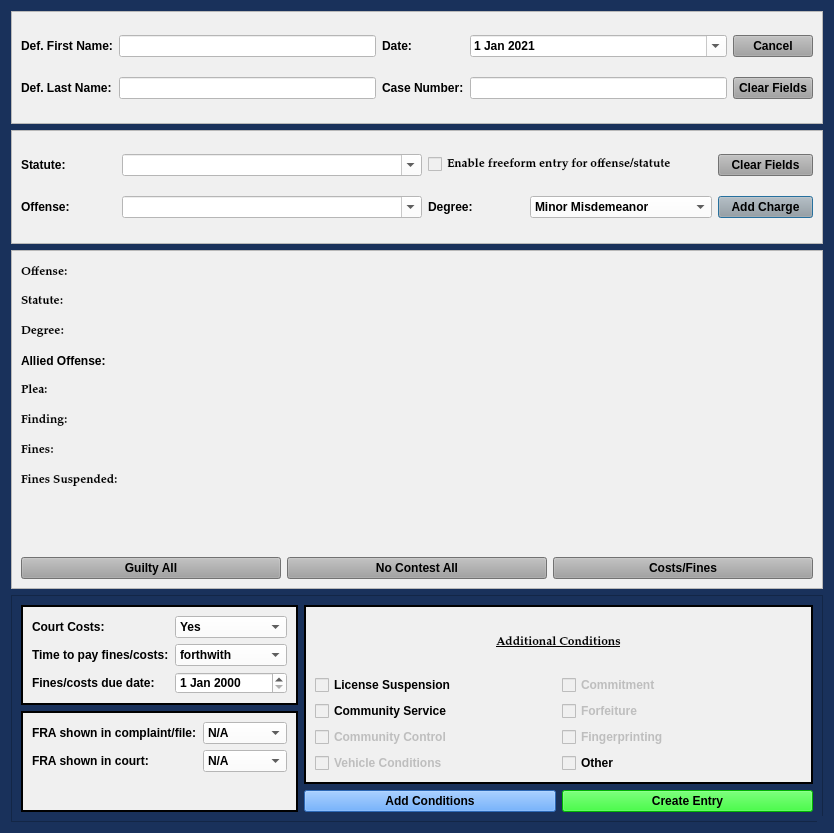
The window that resources/ui/NoJailPleaDialog.ui (HunterProgram22/MuniEntry) describes before a commit, drawn with Qt 5.
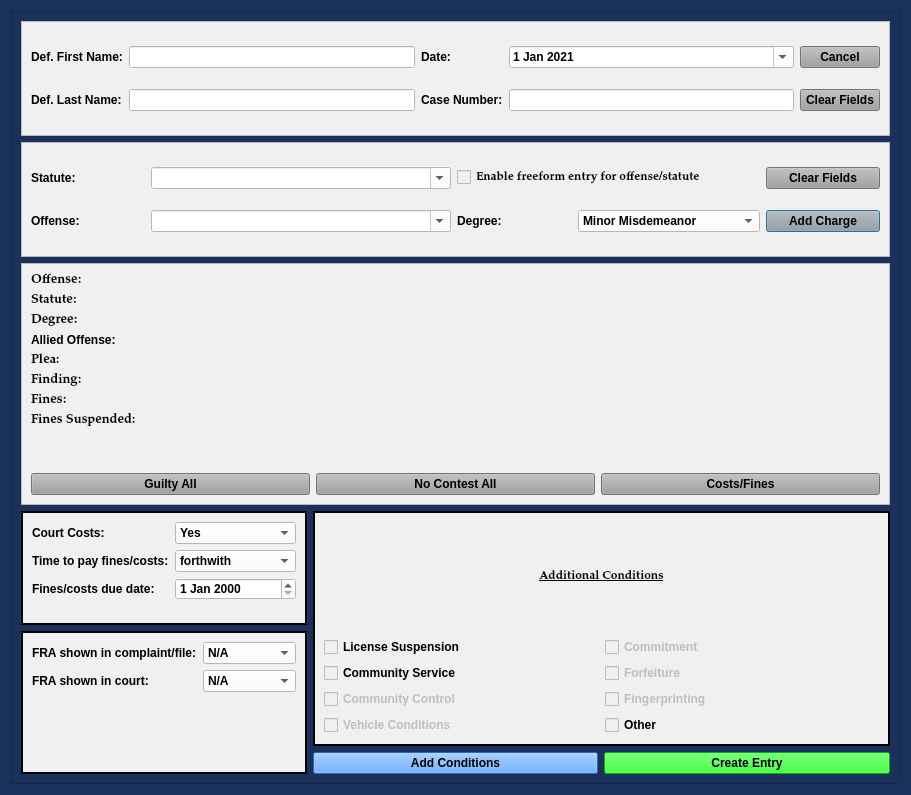
The same window after the commit.

Commit message: Updated UIs for scroll and arraignment load to set value if no FRA.

```diff
--- a/resources/ui/NoJailPleaDialog.ui
+++ b/resources/ui/NoJailPleaDialog.ui
@@ -9,8 +9,8 @@
    <rect>
     <x>0</x>
     <y>0</y>
-    <width>834</width>
-    <height>833</height>
+    <width>911</width>
+    <height>795</height>
    </rect>
   </property>
   <property name="sizePolicy">
@@ -125,7 +125,7 @@
   <property name="font">
    <font>
     <family>Palatino Linotype</family>
-    <pointsize>9</pointsize>
+    <pointsize>10</pointsize>
     <weight>75</weight>
     <italic>false</italic>
     <bold>true</bold>
@@ -148,8 +148,23 @@
   <property name="modal">
    <bool>true</bool>
   </property>
-  <layout class="QVBoxLayout" name="verticalLayout" stretch="1,1,3,2">
+  <layout class="QVBoxLayout" name="verticalLayout" stretch="0">
    <item>
+    <widget class="QScrollArea" name="scrollArea">
+     <property name="widgetResizable">
+      <bool>true</bool>
+     </property>
+     <widget class="QWidget" name="scrollAreaWidgetContents_2">
+      <property name="geometry">
+       <rect>
+        <x>0</x>
+        <y>0</y>
+        <width>891</width>
+        <height>775</height>
+       </rect>
+      </property>
+      <layout class="QGridLayout" name="gridLayout_4">
+       <item row="0" column="0" colspan="3">
     <widget class="QFrame" name="frame_2">
      <property name="sizePolicy">
       <sizepolicy hsizetype="Preferred" vsizetype="Preferred">
@@ -287,7 +302,7 @@
      </layout>
     </widget>
    </item>
-   <item>
+       <item row="1" column="0" colspan="3">
     <widget class="QFrame" name="frame_3">
      <property name="sizePolicy">
       <sizepolicy hsizetype="Preferred" vsizetype="Preferred">
@@ -455,7 +470,7 @@
      </layout>
     </widget>
    </item>
-   <item>
+       <item row="2" column="0" colspan="3">
     <widget class="QFrame" name="frame">
      <property name="sizePolicy">
       <sizepolicy hsizetype="Preferred" vsizetype="Preferred">
@@ -482,7 +497,7 @@
             <property name="font">
              <font>
               <family>Palatino Linotype</family>
-              <pointsize>9</pointsize>
+                  <pointsize>10</pointsize>
               <weight>75</weight>
               <italic>false</italic>
               <bold>true</bold>
@@ -498,7 +513,7 @@
             <property name="font">
              <font>
               <family>Palatino Linotype</family>
-              <pointsize>9</pointsize>
+                  <pointsize>10</pointsize>
               <weight>75</weight>
               <italic>false</italic>
               <bold>true</bold>
@@ -514,7 +529,7 @@
             <property name="font">
              <font>
               <family>Palatino Linotype</family>
-              <pointsize>9</pointsize>
+                  <pointsize>10</pointsize>
               <weight>75</weight>
               <italic>false</italic>
               <bold>true</bold>
@@ -537,7 +552,7 @@
             <property name="font">
              <font>
               <family>Palatino Linotype</family>
-              <pointsize>9</pointsize>
+                  <pointsize>10</pointsize>
               <weight>75</weight>
               <italic>false</italic>
               <bold>true</bold>
@@ -553,7 +568,7 @@
             <property name="font">
              <font>
               <family>Palatino Linotype</family>
-              <pointsize>9</pointsize>
+                  <pointsize>10</pointsize>
               <weight>75</weight>
               <italic>false</italic>
               <bold>true</bold>
@@ -569,7 +584,7 @@
             <property name="font">
              <font>
               <family>Palatino Linotype</family>
-              <pointsize>9</pointsize>
+                  <pointsize>10</pointsize>
               <weight>75</weight>
               <italic>false</italic>
               <bold>true</bold>
@@ -588,7 +603,7 @@
             <property name="font">
              <font>
               <family>Palatino Linotype</family>
-              <pointsize>9</pointsize>
+                  <pointsize>10</pointsize>
               <weight>75</weight>
               <italic>false</italic>
               <bold>true</bold>
@@ -680,19 +695,7 @@
      </layout>
     </widget>
    </item>
-   <item>
-    <widget class="QFrame" name="frame_4">
-     <property name="styleSheet">
-      <string notr="true">background-color: rgb(25, 49, 91);</string>
-     </property>
-     <property name="frameShape">
-      <enum>QFrame::StyledPanel</enum>
-     </property>
-     <property name="frameShadow">
-      <enum>QFrame::Raised</enum>
-     </property>
-     <layout class="QGridLayout" name="gridLayout_4">
-      <item row="0" column="0">
+       <item row="3" column="0">
        <widget class="QFrame" name="frame_5">
         <property name="sizePolicy">
          <sizepolicy hsizetype="Preferred" vsizetype="Preferred">
@@ -788,7 +791,7 @@
         </layout>
        </widget>
       </item>
-      <item row="0" column="1" rowspan="2" colspan="2">
+       <item row="3" column="1" rowspan="2" colspan="2">
        <widget class="QFrame" name="frame_6">
         <property name="sizePolicy">
          <sizepolicy hsizetype="Preferred" vsizetype="Preferred">
@@ -810,7 +813,7 @@
         <property name="lineWidth">
          <number>2</number>
         </property>
-        <layout class="QGridLayout" name="gridLayout_6">
+         <layout class="QGridLayout" name="gridLayout_6" rowstretch="1,3">
          <item row="0" column="0">
           <widget class="QLabel" name="label_24">
            <property name="font">
@@ -933,7 +936,7 @@
         </layout>
        </widget>
       </item>
-      <item row="1" column="0" rowspan="2">
+       <item row="4" column="0" rowspan="2">
        <widget class="QFrame" name="frame_7">
         <property name="sizePolicy">
          <sizepolicy hsizetype="Preferred" vsizetype="Preferred">
@@ -1015,7 +1018,7 @@
         </layout>
        </widget>
       </item>
-      <item row="2" column="1">
+       <item row="5" column="1">
        <widget class="QPushButton" name="add_conditions_Button">
         <property name="styleSheet">
          <string notr="true">background-color: rgb(62, 146, 255)</string>
@@ -1028,7 +1031,7 @@
         </property>
        </widget>
       </item>
-      <item row="2" column="2">
+       <item row="5" column="2">
        <widget class="QPushButton" name="create_entry_Button">
         <property name="styleSheet">
          <string notr="true">background-color: rgb(0, 255, 0);</string>
@@ -1043,6 +1046,7 @@
       </item>
      </layout>
     </widget>
+    </widget>
    </item>
   </layout>
  </widget>
```
Left out of the diff: 111 changed lines with no effect on the pictures. Lines whose indentation alone changed are shown as unchanged. The commit also changes 11 other files.
